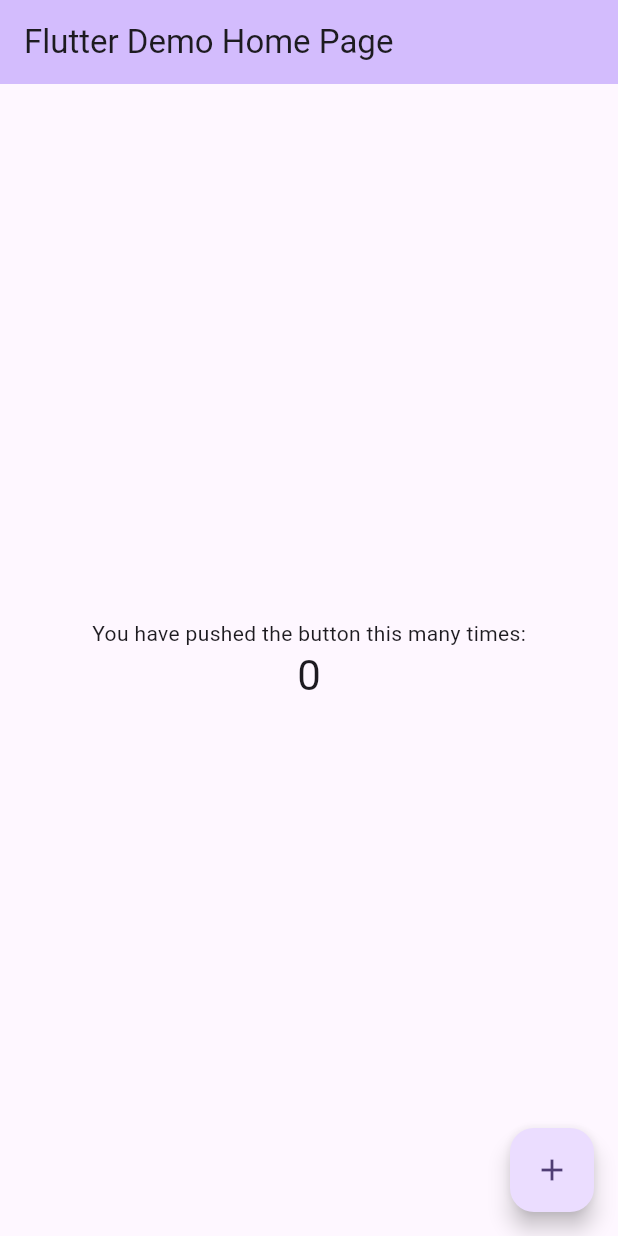
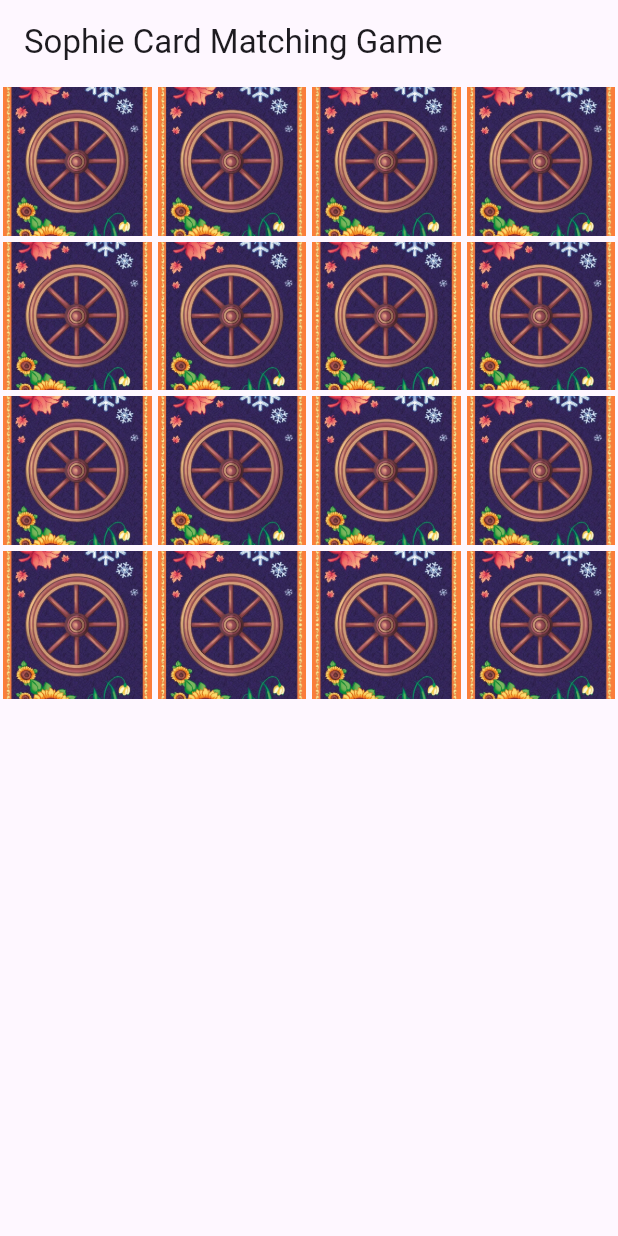
Before and after one commit to SophieNguyen113/Flutter-Card-Matching-Game, a Flutter app: the screen it shows after launch, on a phone screen of 412 x 824 dp. Run offline on Flutter 3.47's test engine with Material 3 defaults, Android fonts, the phone set to English and light mode, and no system bars.

Commit message:
Added functions

```diff
--- /dev/null
+++ b/lib/flip_card.dart
@@ -0,0 +1,84 @@
+import 'package:flutter/material.dart';
+
+class FlipCard extends StatefulWidget {
+  final bool isFaceUp;
+  final String frontDesign;
+  final VoidCallback onTap;
+
+  FlipCard(
+      {required this.isFaceUp, required this.frontDesign, required this.onTap});
+
+  @override
+  _FlipCardState createState() => _FlipCardState();
+}
+
+class _FlipCardState extends State<FlipCard>
+    with SingleTickerProviderStateMixin {
+  late AnimationController _controller;
+  late Animation<double> _rotationAnimation;
+
+  @override
+  void initState() {
+    super.initState();
+
+    _controller =
+        AnimationController(duration: Duration(milliseconds: 500), vsync: this);
+
+    _rotationAnimation = Tween<double>(begin: 0, end: 2).animate(_controller);
+  }
+
+  @override
+  void didUpdateWidget(FlipCard oldWidget) {
+    super.didUpdateWidget(oldWidget);
+
+    if (widget.isFaceUp != oldWidget.isFaceUp) {
+      if (widget.isFaceUp) {
+        _controller.forward();
+      } else {
+        _controller.reverse();
+      }
+    }
+  }
+
+  @override
+  void dispose() {
+    _controller.dispose();
+    super.dispose();
+  }
+
+  @override
+  Widget build(BuildContext context) {
+    return AnimatedBuilder(
+      animation: _rotationAnimation,
+      builder: (_, child) {
+        final value = _rotationAnimation.value;
+        final angle = value * 3.14159;
+
+        return Transform(
+          alignment: Alignment.center,
+          transform: Matrix4.identity()
+            ..setEntry(3, 2, 0.001)
+            ..rotateY(angle),
+          child: angle <= 1.5708 ? _buildFaceDown() : _buildFaceUp(),
+        );
+      },
+    );
+  }
+
+  Widget _buildFaceUp() {
+    return Stack(
+      alignment: Alignment.center,
+      children: [
+        Image.asset('assets/card_front.png', fit: BoxFit.cover),
+        Text(
+          widget.frontDesign,
+          style: TextStyle(fontSize: 24),
+        ),
+      ],
+    );
+  }
+
+  Widget _buildFaceDown() {
+    return Image.asset('assets/card_back.png', fit: BoxFit.cover);
+  }
+}
--- /dev/null
+++ b/lib/game_notifier.dart
@@ -0,0 +1,49 @@
+import 'package:flutter/foundation.dart';
+import 'card_model.dart';
+
+class GameNotifier with ChangeNotifier {
+  List<CardModel> cards = [];
+  CardModel? previousCard;
+
+  void initializeGame() {
+    List<String> designs = ['A', 'B', 'C', 'D', 'E', 'F', 'G', 'H'];
+    cards = [];
+    for (var design in designs) {
+      cards.add(CardModel(id: cards.length, frontDesign: design));
+      cards.add(CardModel(id: cards.length, frontDesign: design));
+    }
+    cards.shuffle();
+    notifyListeners();
+  }
+
+  void onCardTapped(CardModel card) {
+    if (!card.isFaceUp && previousCard != card) {
+      card.isFaceUp = true;
+      notifyListeners();
+      if (previousCard != null) {
+        if (card.frontDesign == previousCard!.frontDesign) {
+          previousCard = null;
+        } else {
+          Future.delayed(Duration(seconds: 1), () {
+            card.isFaceUp = false;
+            previousCard!.isFaceUp = false;
+            previousCard = null;
+            notifyListeners();
+          });
+        }
+      } else {
+        previousCard = card;
+      }
+    }
+  }
+
+  bool checkWinCondition() {
+    return cards.every((card) => card.isFaceUp);
+  }
+
+  void resetGame() {
+    initializeGame();
+    previousCard = null;
+    notifyListeners();
+  }
+}
--- a/lib/main.dart
+++ b/lib/main.dart
@@ -1,125 +1,70 @@
 import 'package:flutter/material.dart';
+import 'package:provider/provider.dart';
+import 'game_notifier.dart';
+import 'flip_card.dart';
 
-void main() {
-  runApp(const MyApp());
-}
+void main() => runApp(MyApp());
 
 class MyApp extends StatelessWidget {
-  const MyApp({super.key});
-
-  // This widget is the root of your application.
   @override
   Widget build(BuildContext context) {
-    return MaterialApp(
-      title: 'Flutter Demo',
+    return ChangeNotifierProvider(
+      create: (context) => GameNotifier()..initializeGame(),
+      child: MaterialApp(
+        title: 'Sophie Card Matching Game',
         theme: ThemeData(
-        // This is the theme of your application.
-        //
-        // TRY THIS: Try running your application with "flutter run". You'll see
-        // the application has a purple toolbar. Then, without quitting the app,
-        // try changing the seedColor in the colorScheme below to Colors.green
-        // and then invoke "hot reload" (save your changes or press the "hot
-        // reload" button in a Flutter-supported IDE, or press "r" if you used
-        // the command line to start the app).
-        //
-        // Notice that the counter didn't reset back to zero; the application
-        // state is not lost during the reload. To reset the state, use hot
-        // restart instead.
-        //
-        // This works for code too, not just values: Most code changes can be
-        // tested with just a hot reload.
-        colorScheme: ColorScheme.fromSeed(seedColor: Colors.deepPurple),
-        useMaterial3: true,
+          primarySwatch: Colors.blue,
         ),
-      home: const MyHomePage(title: 'Flutter Demo Home Page'),
+        home: CardMatchingGame(),
+      ),
     );
   }
 }
 
-class MyHomePage extends StatefulWidget {
-  const MyHomePage({super.key, required this.title});
-
-  // This widget is the home page of your application. It is stateful, meaning
-  // that it has a State object (defined below) that contains fields that affect
-  // how it looks.
-
-  // This class is the configuration for the state. It holds the values (in this
-  // case the title) provided by the parent (in this case the App widget) and
-  // used by the build method of the State. Fields in a Widget subclass are
-  // always marked "final".
-
-  final String title;
-
-  @override
-  State<MyHomePage> createState() => _MyHomePageState();
-}
-
-class _MyHomePageState extends State<MyHomePage> {
-  int _counter = 0;
-
-  void _incrementCounter() {
-    setState(() {
-      // This call to setState tells the Flutter framework that something has
-      // changed in this State, which causes it to rerun the build method below
-      // so that the display can reflect the updated values. If we changed
-      // _counter without calling setState(), then the build method would not be
-      // called again, and so nothing would appear to happen.
-      _counter++;
-    });
-  }
-
+class CardMatchingGame extends StatelessWidget {
   @override
   Widget build(BuildContext context) {
-    // This method is rerun every time setState is called, for instance as done
-    // by the _incrementCounter method above.
-    //
-    // The Flutter framework has been optimized to make rerunning build methods
-    // fast, so that you can just rebuild anything that needs updating rather
-    // than having to individually change instances of widgets.
     return Scaffold(
-      appBar: AppBar(
-        // TRY THIS: Try changing the color here to a specific color (to
-        // Colors.amber, perhaps?) and trigger a hot reload to see the AppBar
-        // change color while the other colors stay the same.
-        backgroundColor: Theme.of(context).colorScheme.inversePrimary,
-        // Here we take the value from the MyHomePage object that was created by
-        // the App.build method, and use it to set our appbar title.
-        title: Text(widget.title),
-      ),
-      body: Center(
-        // Center is a layout widget. It takes a single child and positions it
-        // in the middle of the parent.
+      appBar: AppBar(title: Text('Sophie Card Matching Game')),
+      body: Consumer<GameNotifier>(
+        builder: (context, game, _) {
+          if (game.checkWinCondition()) {
+            return Center(
               child: Column(
-          // Column is also a layout widget. It takes a list of children and
-          // arranges them vertically. By default, it sizes itself to fit its
-          // children horizontally, and tries to be as tall as its parent.
-          //
-          // Column has various properties to control how it sizes itself and
-          // how it positions its children. Here we use mainAxisAlignment to
-          // center the children vertically; the main axis here is the vertical
-          // axis because Columns are vertical (the cross axis would be
-          // horizontal).
-          //
-          // TRY THIS: Invoke "debug painting" (choose the "Toggle Debug Paint"
-          // action in the IDE, or press "p" in the console), to see the
-          // wireframe for each widget.
                 mainAxisAlignment: MainAxisAlignment.center,
-          children: <Widget>[
-            const Text(
-              'You have pushed the button this many times:',
-            ),
-            Text(
-              '$_counter',
-              style: Theme.of(context).textTheme.headlineMedium,
+                children: [
+                  Text('Congrats! You Win!', style: TextStyle(fontSize: 26)),
+                  SizedBox(height: 20),
+                  ElevatedButton(
+                    onPressed: game.resetGame,
+                    child: Text('Play Again'),
                   ),
                 ],
               ),
+            );
+          }
+
+          return GridView.builder(
+            gridDelegate: SliverGridDelegateWithFixedCrossAxisCount(
+              crossAxisCount: 4,
             ),
-      floatingActionButton: FloatingActionButton(
-        onPressed: _incrementCounter,
-        tooltip: 'Increment',
-        child: const Icon(Icons.add),
-      ), // This trailing comma makes auto-formatting nicer for build methods.
+            itemCount: game.cards.length,
+            itemBuilder: (context, index) {
+              return Padding(
+                padding: const EdgeInsets.all(2.0),
+                child: GestureDetector(
+                  onTap: () => game.onCardTapped(game.cards[index]),
+                  child: FlipCard(
+                    isFaceUp: game.cards[index].isFaceUp,
+                    frontDesign: game.cards[index].frontDesign,
+                    onTap: () {},
+                  ),
+                ),
+              );
+            },
+          );
+        },
+      ),
     );
   }
 }
```
Also changed, not shown: assets/card_back.png. Lines whose indentation alone changed are shown as unchanged.
